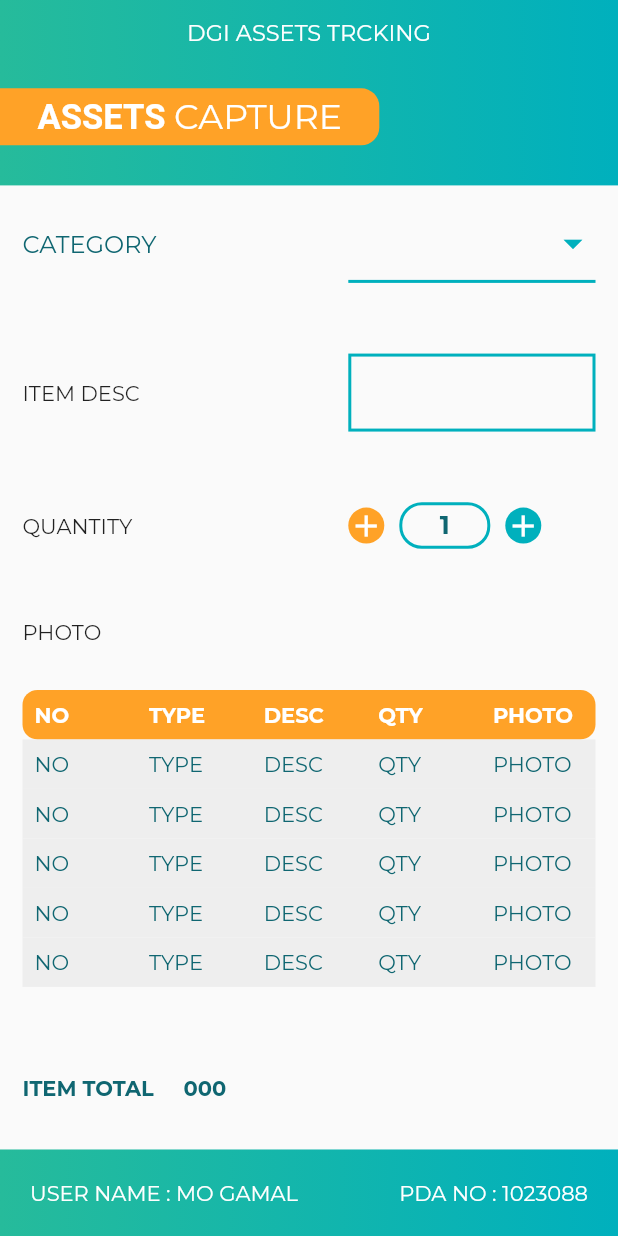
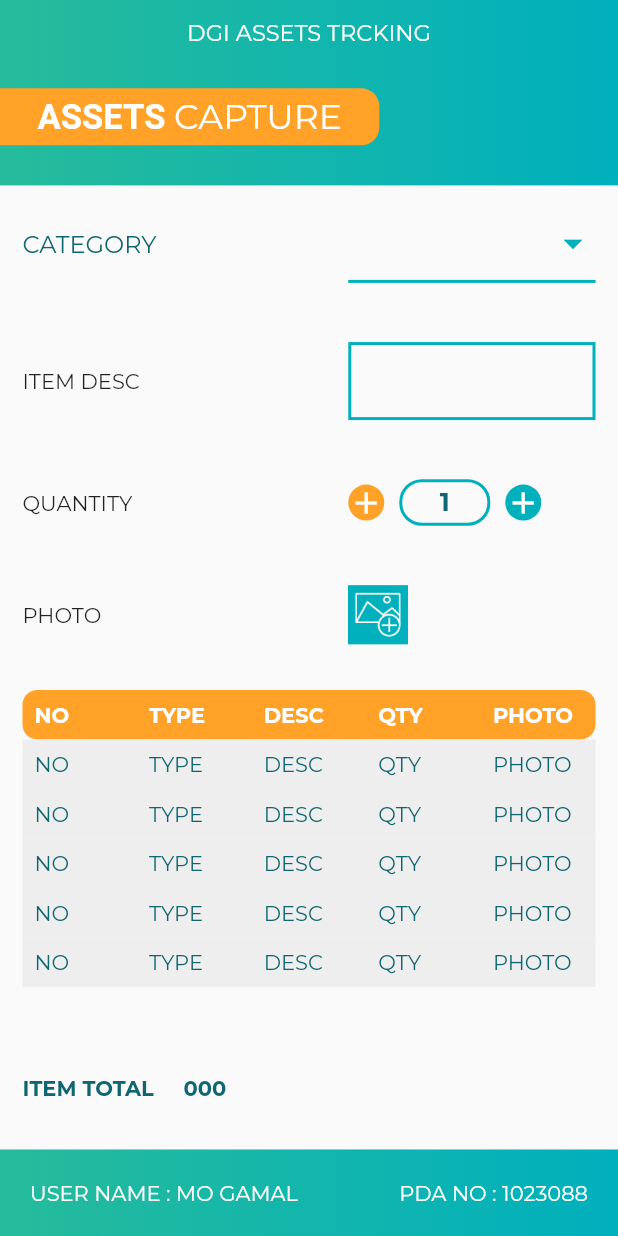
Before and after one commit to Ahmed2120/DGI, a Flutter app: the screen it shows after launch, on a phone screen of 412 x 824 dp. Run offline on Flutter 3.47's test engine with Material 2 defaults, Android fonts, the phone set to English and light mode, and no system bars; our stand-ins replace dropdown_button2.

Commit message:
first commit

```diff
--- a/lib/screens/assets_capture_screen.dart
+++ b/lib/screens/assets_capture_screen.dart
@@ -185,8 +185,13 @@ class _AssetsCaptureState extends State<AssetsCapture> {
                     ],
                   ),
                   Row(
-                    children: const [
+                    children: [
                       Text('PHOTO'),
+                      Spacer(),
+                      SizedBox(
+                        width: dSize.width * 0.4,
+                        child: Image.asset('assets/icons/0-16.jpg', height: 40, alignment: Alignment.centerLeft,),
+                      ),
                     ],
                   ),
                 ],
```
Also changed, not shown: assets/icons/0-16.jpg (added).
